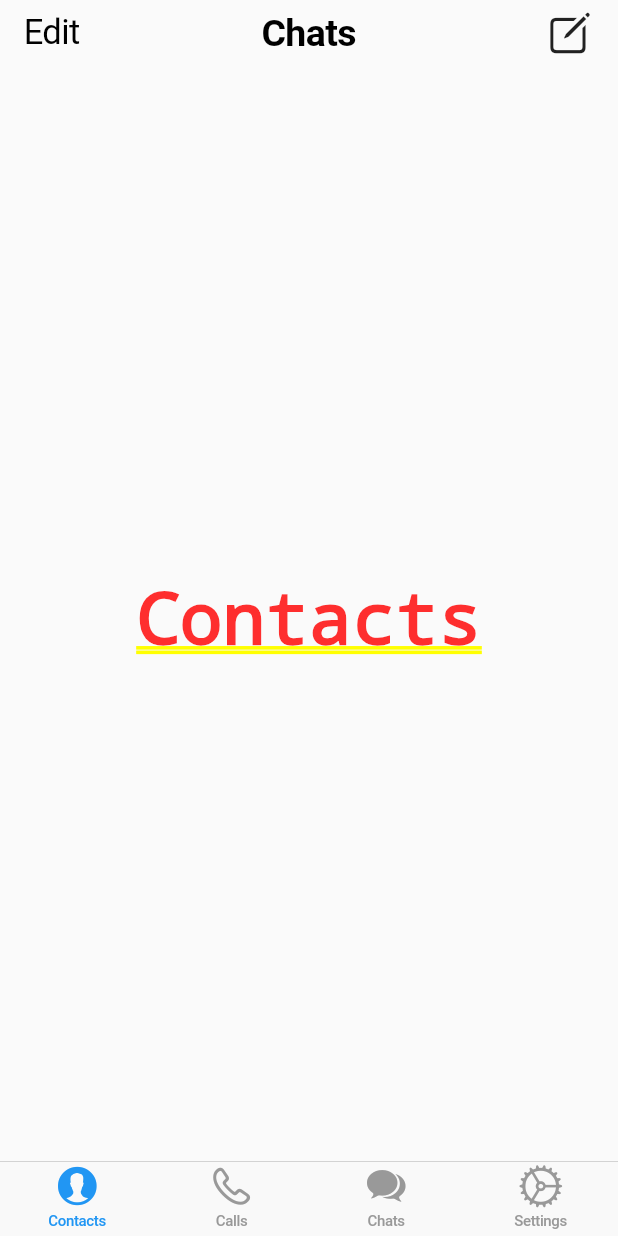
After one commit to HernanFebri/flutter_hernan-febri-rahmatullah, a Flutter app: the HomePage screen opened directly, on a phone screen of 412 x 824 dp. The commit adds this screen. Run offline on Flutter 3.47's test engine with Material 2 defaults, Android fonts, the phone set to English and light mode, and no system bars.

Commit message:
Praktikum Section 13 Taks 2

```diff
--- /dev/null
+++ b/13_Platform Widget/praktikum/flutter_application_1/lib/calls.dart
@@ -0,0 +1,14 @@
+import 'package:flutter/cupertino.dart';
+
+class Calls extends StatelessWidget {
+  const Calls({Key? key}) : super(key: key);
+
+  @override
+  Widget build(BuildContext context) {
+    return Container(
+      child: Center(
+        child: Text("Calls"),
+      ),
+    );
+  }
+}
--- a/13_Platform Widget/praktikum/flutter_application_1/lib/main2.dart
+++ b/13_Platform Widget/praktikum/flutter_application_1/lib/main2.dart
@@ -1,23 +1,74 @@
+import 'calls.dart';
+import 'chats.dart';
+import 'people.dart';
+import 'settings.dart';
 import 'package:flutter/cupertino.dart';
-import 'package:flutter/material.dart';
 
-void main() => runApp(const PageScaffoldApp());
+void main() {
+  runApp(MyApp());
+}
 
-class PageScaffoldApp extends StatelessWidget {
-  const PageScaffoldApp({super.key});
+class MyApp extends StatelessWidget {
+  // This widget is the root of your application.
+  @override
+  Widget build(BuildContext context) {
+    return CupertinoApp(
+      home: HomePage(),
+      theme: CupertinoThemeData(
+          brightness: Brightness.light, primaryColor: Color(0xFF08C187)),
+    );
+  }
+}
+
+class HomePage extends StatelessWidget {
+  HomePage({Key? key}) : super(key: key);
+  var screens = [People(), Calls(), Chats(), Settings()];
 
   @override
   Widget build(BuildContext context) {
-    return const CupertinoApp(
-      title: 'Flutter Demo',
-      theme: CupertinoThemeData(),
-      home: CupertinoPageScaffold(
-        navigationBar: CupertinoNavigationBar(
-          leading: Text('Edit'),
-          trailing: Icon(Icons.edit),
-          middle: Text('Telegram'),
+    return CupertinoPageScaffold(
+      navigationBar: CupertinoNavigationBar(
+        leading: GestureDetector(
+          child: Text(
+            "Edit",
+            style: TextStyle(fontSize: 23),
+          ),
+          onTap: () {},
         ),
-        child: Center(),
+        middle: Text(
+          "Chats",
+          style: TextStyle(fontSize: 25, fontWeight: FontWeight.bold),
+        ),
+        trailing: GestureDetector(
+          child: Icon(CupertinoIcons.create),
+          onTap: () {},
+        ),
+      ),
+      child: CupertinoTabScaffold(
+        resizeToAvoidBottomInset: true,
+        tabBar: CupertinoTabBar(
+          items: [
+            BottomNavigationBarItem(
+              label: "Contacts",
+              icon: Icon(CupertinoIcons.person_alt_circle_fill),
+            ),
+            BottomNavigationBarItem(
+              label: "Calls",
+              icon: Icon(CupertinoIcons.phone),
+            ),
+            BottomNavigationBarItem(
+              label: "Chats",
+              icon: Icon(CupertinoIcons.chat_bubble_2_fill),
+            ),
+            BottomNavigationBarItem(
+              label: "Settings",
+              icon: Icon(CupertinoIcons.settings_solid),
+            )
+          ],
+        ),
+        tabBuilder: (BuildContext context, int index) {
+          return screens[index];
+        },
       ),
     );
   }
--- /dev/null
+++ b/13_Platform Widget/praktikum/flutter_application_1/lib/people.dart
@@ -0,0 +1,12 @@
+import 'package:flutter/cupertino.dart';
+
+class People extends StatelessWidget {
+  const People({Key? key}) : super(key: key);
+
+  @override
+  Widget build(BuildContext context) {
+    return const Center(
+      child: Text("Contacts"),
+    );
+  }
+}
--- /dev/null
+++ b/13_Platform Widget/praktikum/flutter_application_1/lib/settings.dart
@@ -0,0 +1,14 @@
+import 'package:flutter/cupertino.dart';
+
+class Settings extends StatelessWidget {
+  const Settings({Key? key}) : super(key: key);
+
+  @override
+  Widget build(BuildContext context) {
+    return Container(
+      child: Center(
+        child: Text("Settings"),
+      ),
+    );
+  }
+}
```
Also changed, not shown: 13_Platform Widget/praktikum/flutter_application_1/lib/chats.dart (added, +49 -0 lines), 4 other files.
